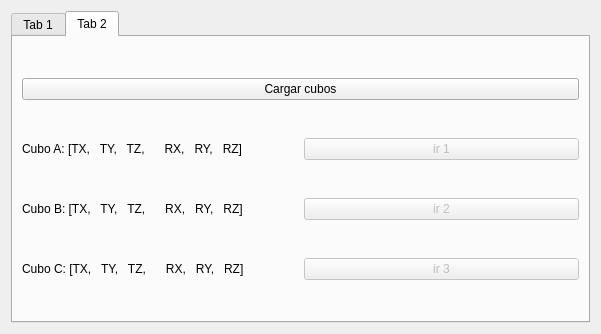
The window that components/mueveBrazo/src/mainUI.ui (robocomp/robocomp-ursus-rockin) describes before a commit, drawn with Qt 5.
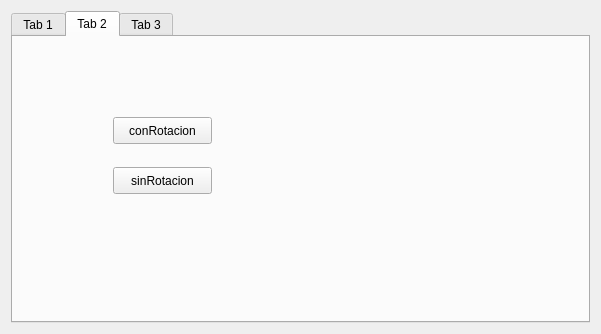
The same window after the commit.

```diff
--- a/components/mueveBrazo/src/mainUI.ui
+++ b/components/mueveBrazo/src/mainUI.ui
@@ -158,6 +158,37 @@
       <attribute name="title">
        <string>Tab 2</string>
       </attribute>
+      <widget class="QPushButton" name="pushButton">
+       <property name="geometry">
+        <rect>
+         <x>100</x>
+         <y>80</y>
+         <width>99</width>
+         <height>27</height>
+        </rect>
+       </property>
+       <property name="text">
+        <string>conRotacion</string>
+       </property>
+      </widget>
+      <widget class="QPushButton" name="pushButton_2">
+       <property name="geometry">
+        <rect>
+         <x>100</x>
+         <y>130</y>
+         <width>99</width>
+         <height>27</height>
+        </rect>
+       </property>
+       <property name="text">
+        <string>sinRotacion</string>
+       </property>
+      </widget>
+     </widget>
+     <widget class="QWidget" name="tab_55">
+      <attribute name="title">
+       <string>Tab 3</string>
+      </attribute>
       <layout class="QVBoxLayout" name="verticalLayout_12">
        <item>
         <widget class="QPushButton" name="botonCargar">
```
